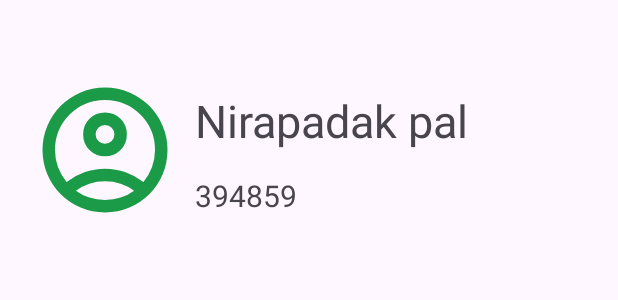
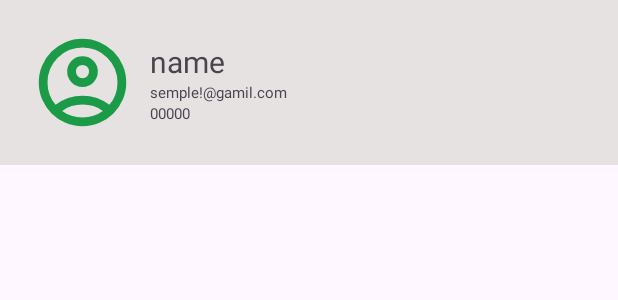
Before and after one commit to developerNir/Todo_App_With_MVVM_Architecture, an Android app: the layout header_layout.xml on its own in the app's theme, with its tools: preview values and no code run, on a phone screen of 412 x 824 dp. Shown: the top 300 px of the screen. Run offline under Robolectric (Android 15) with nearby library versions, the phone set to English and light mode, and no system bars.

```diff
--- a/app/src/main/java/com/example/mytodoapp/View/Ui/Fragment/AllTodoFragment.java
+++ b/app/src/main/java/com/example/mytodoapp/View/Ui/Fragment/AllTodoFragment.java
@@ -53,7 +53,7 @@ public class AllTodoFragment extends Fragment {
         userViewModel = new ViewModelProvider(this).get(UserViewModel.class);
 
 
-        // Live data check and Null save ----------------------------
+        // Live data check and Null save --------------Login Model---------------------
         LiveData<List<LoginUser>> loginLiveData = userViewModel.getLoginLiveData();
         if (loginLiveData != null) {
             userViewModel.getLoginLiveData().observe((LifecycleOwner) getContext(), new Observer<List<LoginUser>>() {
@@ -68,7 +68,7 @@ public class AllTodoFragment extends Fragment {
         }
 
 
-        // get Token form View model --------------------------------
+        // get Token form View model ---------------------Register Model-----------
         LiveData<RegisterModel> tokenAndRegisterData = userViewModel.getTokenWithRegister();
         if (tokenAndRegisterData !=null){
             userViewModel.getTokenWithRegister().observe(getViewLifecycleOwner(), new Observer<RegisterModel>() {
@@ -77,6 +77,8 @@ public class AllTodoFragment extends Fragment {
 
                     if (registerModel.getSuccess()){
                         textView.setText(registerModel.getToken());
+                        textView.append("\n"+registerModel.getUser().getEmail());
+
                         editor = sharedPreferences.edit();
                         editor.putString("token", registerModel.getToken());
                         editor.apply();
--- a/app/src/main/java/com/example/mytodoapp/ViewModel/UserViewModel.java
+++ b/app/src/main/java/com/example/mytodoapp/ViewModel/UserViewModel.java
@@ -6,6 +6,7 @@ import android.util.Log;
 import androidx.lifecycle.LiveData;
 import androidx.lifecycle.ViewModel;
 
+import com.example.mytodoapp.Service.Model.LoginModel.LoginResponse;
 import com.example.mytodoapp.Service.Model.LoginModel.LoginUser;
 import com.example.mytodoapp.Service.Model.RegisterModel;
 import com.example.mytodoapp.Service.Model.RegisterRequestBody;
@@ -53,6 +54,9 @@ public class UserViewModel extends ViewModel {
         return userRepository.getLoginUserLiveData();
     }
 
+    public LiveData<LoginResponse> getloginResponseLiveData(){
+        return userRepository.getLoginResponseMutableLiveData();
+    }
 
 
 
--- a/app/src/main/res/layout/header_layout.xml
+++ b/app/src/main/res/layout/header_layout.xml
@@ -1,40 +1,58 @@
 <?xml version="1.0" encoding="utf-8"?>
 <androidx.constraintlayout.widget.ConstraintLayout xmlns:android="http://schemas.android.com/apk/res/android"
     xmlns:app="http://schemas.android.com/apk/res-auto"
+    xmlns:tools="http://schemas.android.com/tools"
     android:layout_width="match_parent"
     android:layout_height="wrap_content"
-    android:padding="20dp">
+    android:padding="20dp"
+    android:background="#E6E2E2">
 
     <ImageView
-        android:layout_width="100dp"
-        android:layout_height="100dp"
+        android:layout_width="70dp"
+        android:layout_height="70dp"
         android:src="@drawable/account_circle_ic"
-        android:layout_marginTop="30dp"
         android:id="@+id/userImage"
         app:layout_constraintStart_toStartOf="parent"
         app:layout_constraintTop_toTopOf="parent" />
 
+    <LinearLayout
+        android:layout_width="wrap_content"
+        android:layout_height="wrap_content"
+        android:orientation="vertical"
+        app:layout_constraintBottom_toBottomOf="parent"
+        app:layout_constraintStart_toEndOf="@+id/userImage"
+        app:layout_constraintTop_toTopOf="parent"
+        android:gravity="center_vertical"
+        >
+
         <TextView
-        android:layout_marginTop="30dp"
             android:id="@+id/textViewName"
             android:layout_width="wrap_content"
             android:layout_height="wrap_content"
-        android:padding="10dp"
-        android:text="Nirapadak pal"
+            android:paddingHorizontal="10dp"
+            android:text="name"
 
-        android:textSize="30sp"
-        app:layout_constraintStart_toEndOf="@+id/userImage"
-        app:layout_constraintTop_toTopOf="parent" />
+            android:textSize="20sp" />
 
         <TextView
+            android:id="@+id/textViewEmail"
             android:layout_width="wrap_content"
             android:layout_height="wrap_content"
             android:paddingHorizontal="10dp"
-        android:text="394859"
+
+            android:text="semple!@gamil.com"
+            android:textSize="10sp" />
+
+        <TextView
             android:id="@+id/textViewOtp"
-        android:textSize="20sp"
-        app:layout_constraintBottom_toBottomOf="parent"
-        app:layout_constraintStart_toEndOf="@+id/userImage"
-        app:layout_constraintTop_toBottomOf="@+id/textViewName" />
+            android:layout_width="wrap_content"
+            android:layout_height="wrap_content"
+            android:paddingHorizontal="10dp"
+            android:text="00000"
+            android:textSize="10sp"
+            android:visibility="visible" />
+    </LinearLayout>
+
+
 
 </androidx.constraintlayout.widget.ConstraintLayout>
```
Also changed, not shown: app/src/main/java/com/example/mytodoapp/Service/Reposetory/UserRepository.java (+12 -0 lines), app/src/main/java/com/example/mytodoapp/View/Ui/AppMainBody.java (+52 -22 lines). Lines whose indentation alone changed are shown as unchanged.
